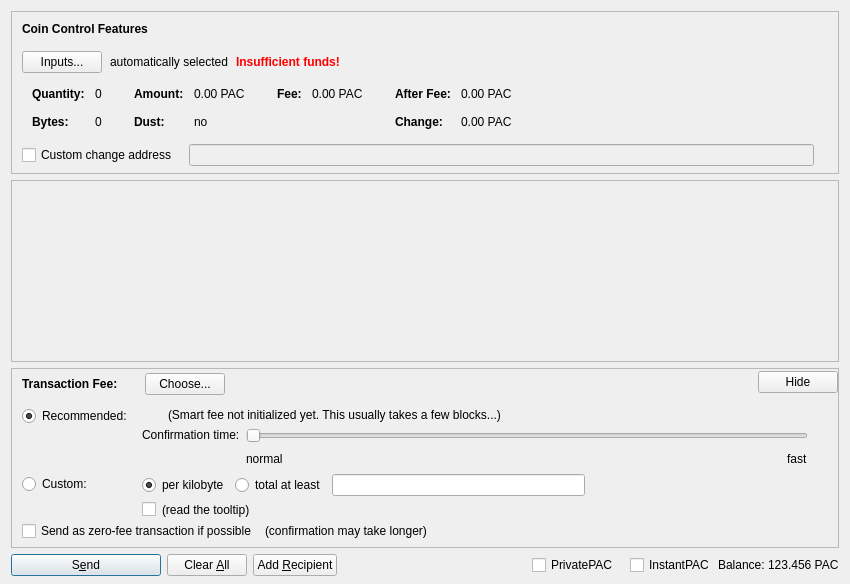
Before: the Qt Designer form src/qt/forms/sendcoinsdialog.ui in PACCommunity/PAC, drawn with Qt 5.
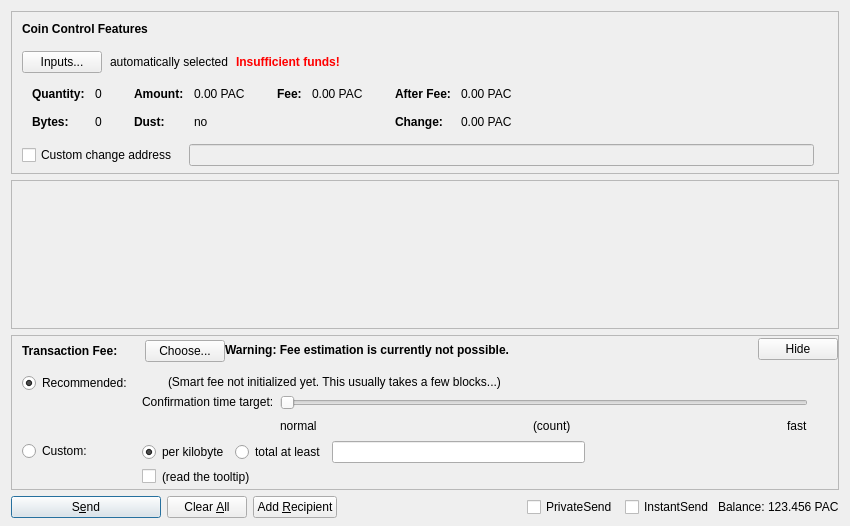
After: the same form once the commit is applied. Custom widgets are drawn as their Qt base class.

Patch:
```diff
--- a/src/qt/forms/sendcoinsdialog.ui
+++ b/src/qt/forms/sendcoinsdialog.ui
@@ -7,7 +7,7 @@
     <x>0</x>
     <y>0</y>
     <width>850</width>
-    <height>584</height>
+    <height>526</height>
    </rect>
   </property>
   <property name="windowTitle">
@@ -587,8 +587,8 @@
        <rect>
         <x>0</x>
         <y>0</y>
-        <width>824</width>
-        <height>72</height>
+        <width>830</width>
+        <height>104</height>
        </rect>
       </property>
       <layout class="QVBoxLayout" name="verticalLayout_2" stretch="0,1">
@@ -759,11 +759,33 @@
             </item>
            </layout>
           </item>
+          <item>
+           <widget class="QLabel" name="fallbackFeeWarningLabel">
+            <property name="toolTip">
+             <string>Using the fallbackfee can result in sending a transaction that will take several hours or days (or never) to confirm. Consider choosing your fee manually or wait until your have validated the complete chain.</string>
+            </property>
+            <property name="font">
+            <font>
+                <weight>75</weight>
+                <bold>true</bold>
+            </font>
+            </property>
+            <property name="text">
+             <string>Warning: Fee estimation is currently not possible.</string>
+            </property>
+            <property name="wordWrap">
+             <bool>false</bool>
+            </property>
+           </widget>
+          </item>
           <item>
            <spacer name="horizontalSpacer_4">
             <property name="orientation">
              <enum>Qt::Horizontal</enum>
             </property>
+            <property name="sizeType">
+             <enum>QSizePolicy::MinimumExpanding</enum>
+            </property>
             <property name="sizeHint" stdset="0">
              <size>
               <width>40</width>
@@ -1031,7 +1053,7 @@
                    <item>
                     <widget class="QLabel" name="labelSmartFee3">
                      <property name="text">
-                      <string>Confirmation time:</string>
+                      <string>Confirmation time target:</string>
                      </property>
                      <property name="margin">
                       <number>2</number>
@@ -1064,7 +1086,7 @@
                       <number>0</number>
                      </property>
                      <property name="maximum">
-                      <number>24</number>
+                      <number>23</number>
                      </property>
                      <property name="pageStep">
                       <number>1</number>
@@ -1095,6 +1117,26 @@
                        </property>
                       </widget>
                      </item>
+                     <item>
+                      <spacer name="horizontalSpacer_7">
+                       <property name="orientation">
+                        <enum>Qt::Horizontal</enum>
+                       </property>
+                       <property name="sizeHint" stdset="0">
+                        <size>
+                         <width>40</width>
+                         <height>20</height>
+                        </size>
+                       </property>
+                      </spacer>
+                     </item>
+                     <item>
+                      <widget class="QLabel" name="confirmationTargetLabel">
+                       <property name="text">
+                        <string notr="true">(count)</string>
+                       </property>
+                      </widget>
+                     </item>
                      <item>
                       <spacer name="horizontalSpacer_3">
                        <property name="orientation">
@@ -1138,59 +1180,6 @@
              </item>
             </layout>
            </item>
-           <item>
-            <layout class="QHBoxLayout" name="horizontalLayoutFee5" stretch="0,0,0">
-             <property name="spacing">
-              <number>8</number>
-             </property>
-             <property name="bottomMargin">
-              <number>4</number>
-             </property>
-             <item>
-              <widget class="QCheckBox" name="checkBoxFreeTx">
-               <property name="text">
-                <string>Send as zero-fee transaction if possible</string>
-               </property>
-              </widget>
-             </item>
-             <item>
-              <widget class="QLabel" name="labelFreeTx">
-               <property name="text">
-                <string>(confirmation may take longer)</string>
-               </property>
-               <property name="margin">
-                <number>5</number>
-               </property>
-              </widget>
-             </item>
-             <item>
-              <spacer name="horizontalSpacerFee5">
-               <property name="orientation">
-                <enum>Qt::Horizontal</enum>
-               </property>
-               <property name="sizeHint" stdset="0">
-                <size>
-                 <width>1</width>
-                 <height>1</height>
-                </size>
-               </property>
-              </spacer>
-             </item>
-            </layout>
-           </item>
-           <item>
-            <spacer name="verticalSpacerFee2">
-             <property name="orientation">
-              <enum>Qt::Vertical</enum>
-             </property>
-             <property name="sizeHint" stdset="0">
-              <size>
-               <width>1</width>
-               <height>1</height>
-              </size>
-             </property>
-            </spacer>
-           </item>
           </layout>
          </widget>
         </item>
@@ -1295,7 +1284,7 @@
           </size>
          </property>
          <property name="text">
-          <string>PrivatePAC</string>
+          <string>PrivateSend</string>
          </property>
          <property name="checked">
           <bool>false</bool>
@@ -1314,7 +1303,7 @@
           </size>
          </property>
          <property name="text">
-          <string>InstantPAC</string>
+          <string>InstantSend</string>
          </property>
         </widget>
        </item>
```
Left out of the diff: 2 changed lines with no effect on the pictures.
